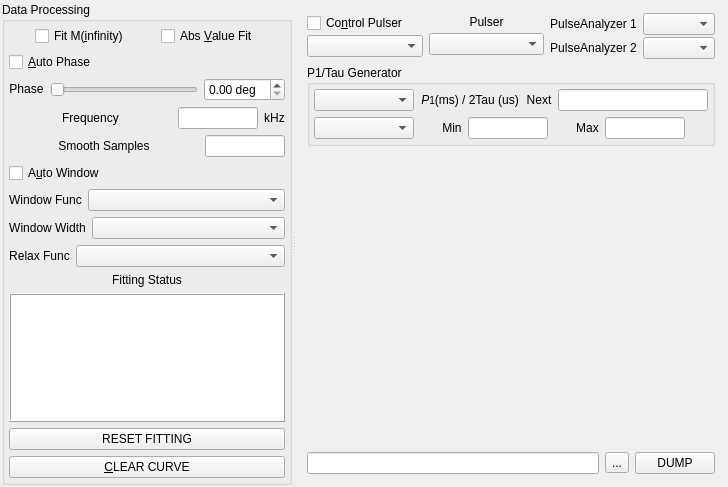
northriv/KAME, file modules/nmr/nmrrelaxform.ui: the form before one commit.
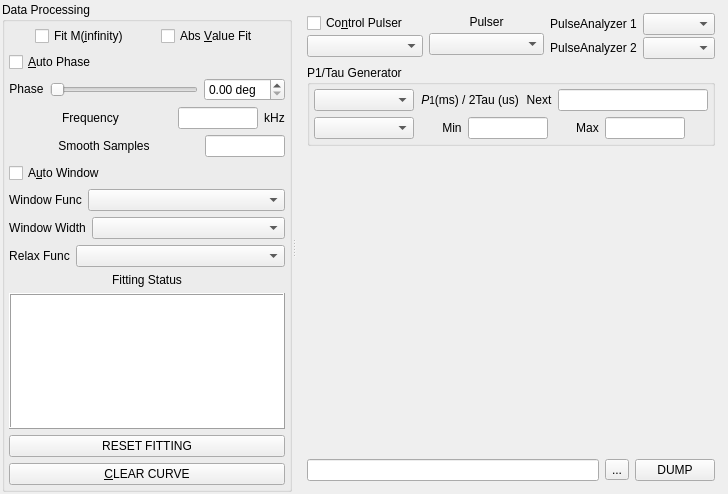
The form after the commit. Custom widgets are drawn as their Qt base class.

Patch:
```diff
--- a/modules/nmr/nmrrelaxform.ui
+++ b/modules/nmr/nmrrelaxform.ui
@@ -7,7 +7,7 @@
     <x>0</x>
     <y>0</y>
     <width>728</width>
-    <height>487</height>
+    <height>494</height>
    </rect>
   </property>
   <property name="windowTitle">
@@ -444,7 +444,7 @@
         </item>
        </layout>
       </widget>
-      <widget class="QWidget" name="">
+      <widget class="QWidget" name="layoutWidget">
        <layout class="QVBoxLayout" name="verticalLayout_2">
         <item>
          <layout class="QHBoxLayout" name="horizontalLayout_2">
```
Left out of the diff: 50 changed lines with no effect on the pictures. Lines whose indentation alone changed are shown as unchanged.
